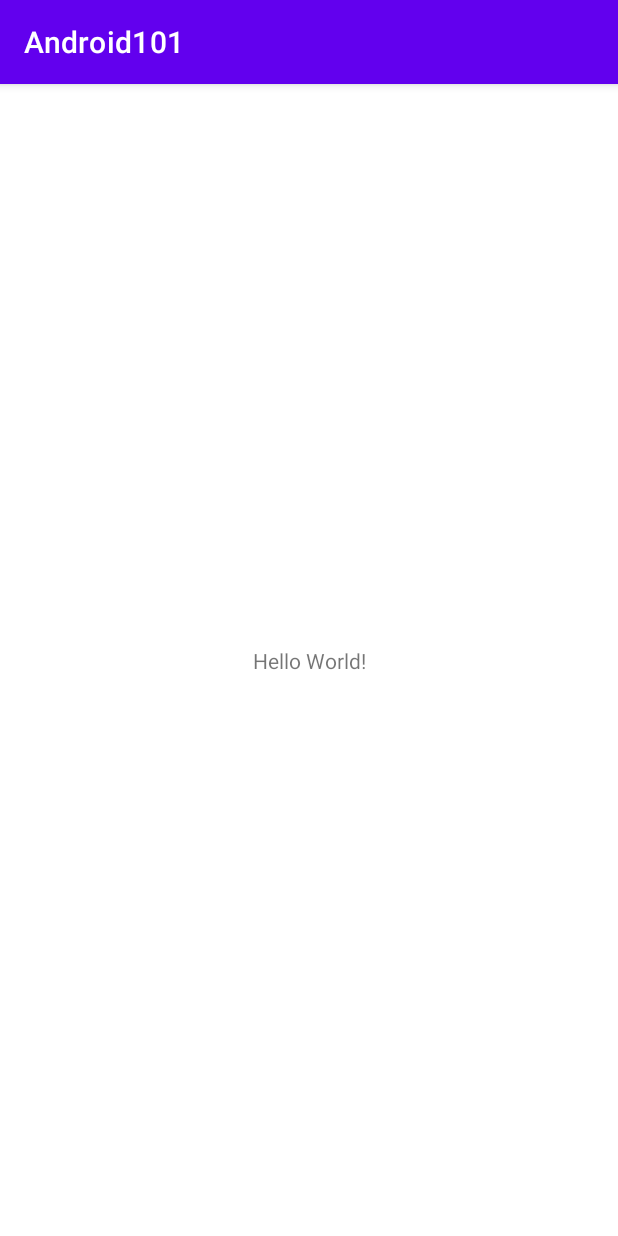
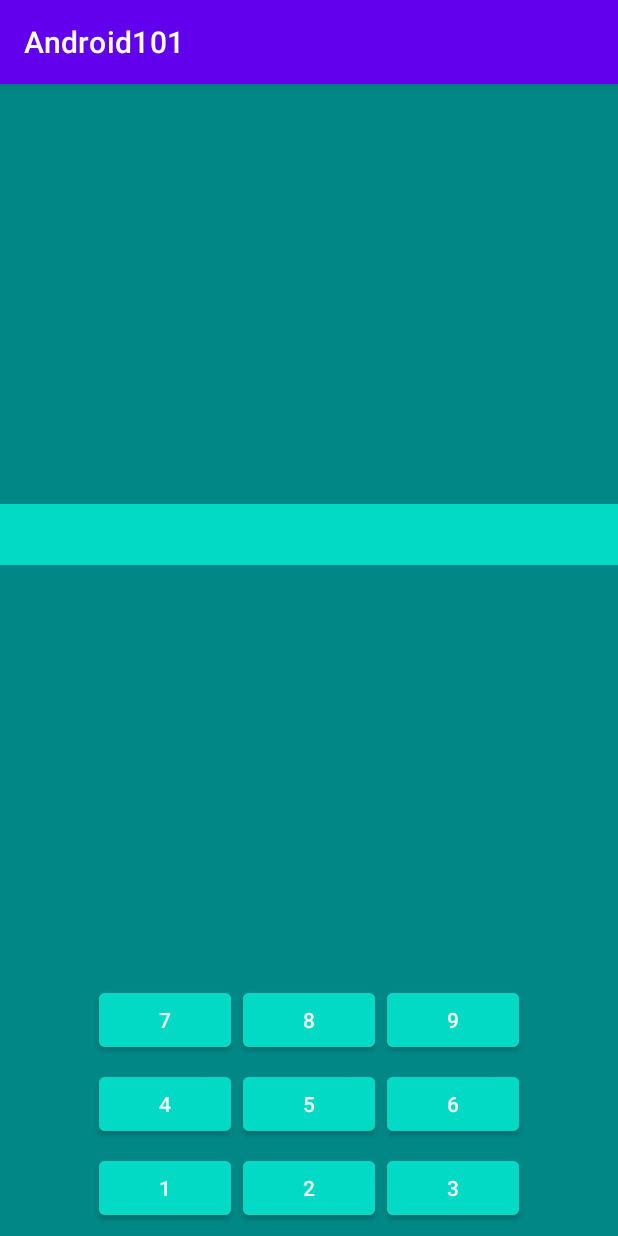
Before and after one commit to kocko94/android-101, an Android app: the screen it shows after launch (MainActivity), on a phone screen of 412 x 824 dp. Run offline under Robolectric (Android 15) with nearby library versions, the phone set to English and light mode, and no system bars.

```diff
--- a/app/build.gradle
+++ b/app/build.gradle
@@ -7,7 +7,7 @@ android {
 
     defaultConfig {
         applicationId "com.playground.android101"
-        minSdkVersion 16
+        minSdkVersion 21
         targetSdkVersion 30
         versionCode 1
         versionName "1.0"
--- a/app/src/main/res/layout/activity_main.xml
+++ b/app/src/main/res/layout/activity_main.xml
@@ -1,18 +1,130 @@
 <?xml version="1.0" encoding="utf-8"?>
 <androidx.constraintlayout.widget.ConstraintLayout xmlns:android="http://schemas.android.com/apk/res/android"
-    xmlns:app="http://schemas.android.com/apk/res-auto"
-    xmlns:tools="http://schemas.android.com/tools"
     android:layout_width="match_parent"
     android:layout_height="match_parent"
-    tools:context=".MainActivity">
+    xmlns:tools="http://schemas.android.com/tools"
+    xmlns:app="http://schemas.android.com/apk/res-auto"
+    android:background="@color/teal_700"
+    tools:context=".MainActivity"
+    >
 
     <TextView
+        android:id="@+id/result"
+        android:layout_width="match_parent"
+        android:layout_height="wrap_content"
+        app:layout_constraintTop_toTopOf="parent"
+        app:layout_constraintStart_toStartOf="parent"
+        app:layout_constraintEnd_toEndOf="parent"
+        app:layout_constraintBottom_toTopOf="@id/button8"
+        android:background="@color/teal_200"
+        android:textColor="@color/white"
+        android:textSize="18sp"
+        android:gravity="center"
+        android:padding="8dp"
+        tools:text="12"
+        />
+
+    <Button
+        android:id="@+id/button7"
         android:layout_width="wrap_content"
         android:layout_height="wrap_content"
-        android:text="Hello World!"
+        app:layout_constraintStart_toStartOf="parent"
+        app:layout_constraintEnd_toStartOf="@id/button8"
+        app:layout_constraintBottom_toTopOf="@id/button4"
+        android:layout_marginBottom="8dp"
+        app:layout_constraintHorizontal_chainStyle="packed"
+        android:text="7" />
+
+    <Button
+        android:id="@+id/button8"
+        android:layout_width="wrap_content"
+        android:layout_height="wrap_content"
+        android:layout_marginEnd="8dp"
+        android:layout_marginRight="8dp"
+        android:layout_marginStart="8dp"
+        android:layout_marginLeft="8dp"
+        app:layout_constraintTop_toTopOf="@id/button7"
+        app:layout_constraintStart_toEndOf="@id/button7"
+        app:layout_constraintEnd_toStartOf="@id/button9"
+        android:text="8" />
+
+    <Button
+        android:id="@+id/button9"
+        android:layout_width="wrap_content"
+        android:layout_height="wrap_content"
+        app:layout_constraintStart_toEndOf="@id/button8"
+        app:layout_constraintTop_toTopOf="@id/button8"
+        app:layout_constraintEnd_toEndOf="parent"
+        android:text="9" />
+
+    <Button
+        android:id="@+id/button4"
+        android:layout_width="wrap_content"
+        android:layout_height="wrap_content"
+        android:text="4"
+        android:layout_marginBottom="8dp"
+        app:layout_constraintBottom_toTopOf="@+id/button1"
+        app:layout_constraintEnd_toStartOf="@id/button5"
+        app:layout_constraintHorizontal_chainStyle="packed"
+        app:layout_constraintStart_toStartOf="parent" />
+
+    <Button
+        android:id="@+id/button5"
+        android:layout_width="wrap_content"
+        android:layout_height="wrap_content"
+        android:layout_marginEnd="8dp"
+        android:layout_marginRight="8dp"
+        android:layout_marginStart="8dp"
+        android:layout_marginLeft="8dp"
+        app:layout_constraintTop_toTopOf="@id/button4"
+        app:layout_constraintStart_toEndOf="@id/button4"
+        app:layout_constraintEnd_toStartOf="@id/button6"
+        android:text="5" />
+
+    <Button
+        android:id="@+id/button6"
+        android:layout_width="wrap_content"
+        android:layout_height="wrap_content"
+        app:layout_constraintStart_toEndOf="@id/button5"
+        app:layout_constraintTop_toTopOf="@id/button5"
+        app:layout_constraintEnd_toEndOf="parent"
+        android:text="6" />
+
+
+    <Button
+        android:id="@+id/button1"
+        android:layout_width="wrap_content"
+        android:layout_height="wrap_content"
+        android:layout_marginBottom="8dp"
+        app:layout_constraintStart_toStartOf="parent"
+        app:layout_constraintEnd_toStartOf="@id/button2"
         app:layout_constraintBottom_toBottomOf="parent"
-        app:layout_constraintLeft_toLeftOf="parent"
-        app:layout_constraintRight_toRightOf="parent"
-        app:layout_constraintTop_toTopOf="parent" />
+        app:layout_constraintHorizontal_chainStyle="packed"
+        android:text="1"
+        />
+
+    <Button
+        android:id="@+id/button2"
+        android:layout_width="wrap_content"
+        android:layout_height="wrap_content"
+        android:layout_marginEnd="8dp"
+        android:layout_marginRight="8dp"
+        android:layout_marginStart="8dp"
+        android:layout_marginLeft="8dp"
+        app:layout_constraintStart_toEndOf="@id/button1"
+        app:layout_constraintTop_toTopOf="@id/button1"
+        app:layout_constraintEnd_toStartOf="@id/button3"
+        android:text="2"
+        />
+
+    <Button
+        android:id="@+id/button3"
+        android:layout_width="wrap_content"
+        android:layout_height="wrap_content"
+        app:layout_constraintStart_toEndOf="@id/button2"
+        app:layout_constraintTop_toTopOf="@id/button2"
+        app:layout_constraintEnd_toEndOf="parent"
+        android:text="3"
+        />
 
 </androidx.constraintlayout.widget.ConstraintLayout>
--- a/app/src/main/res/values/themes.xml
+++ b/app/src/main/res/values/themes.xml
@@ -12,5 +12,10 @@
         <!-- Status bar color. -->
         <item name="android:statusBarColor" tools:targetApi="l">?attr/colorPrimaryVariant</item>
         <!-- Customize your theme here. -->
+        <item name="materialButtonStyle">@style/MyButtonsStyle</item>
+    </style>
+
+    <style name="MyButtonsStyle" parent="Widget.MaterialComponents.Button">
+        <item name="android:backgroundTint">@color/teal_200</item>
     </style>
 </resources>
```
